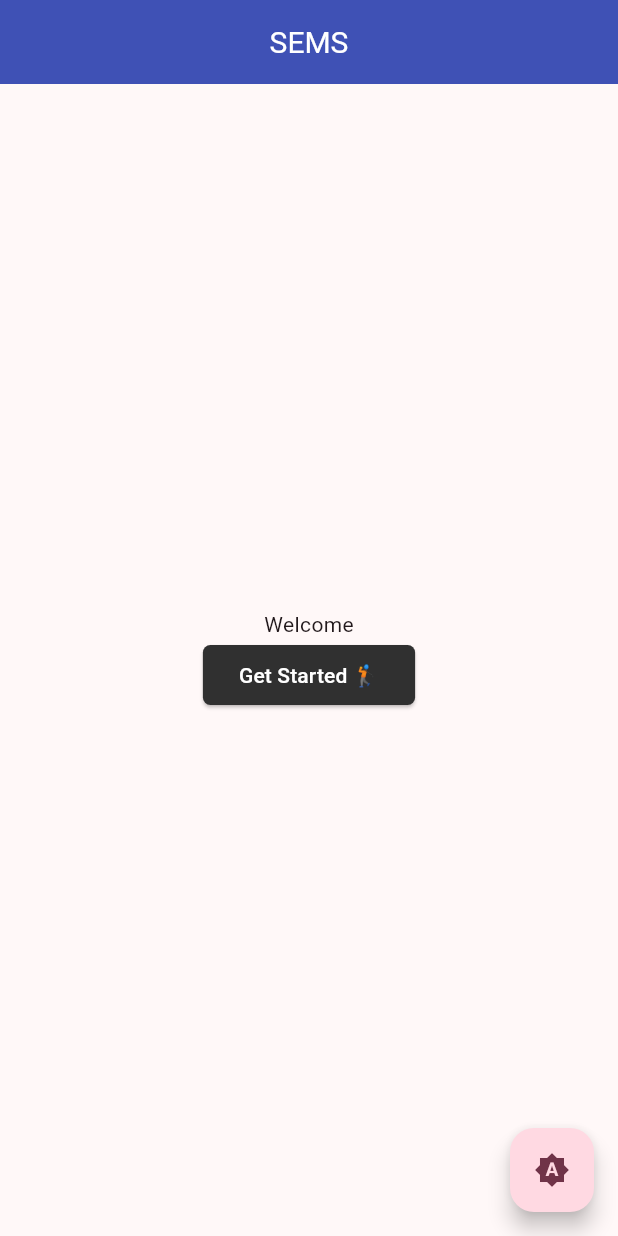
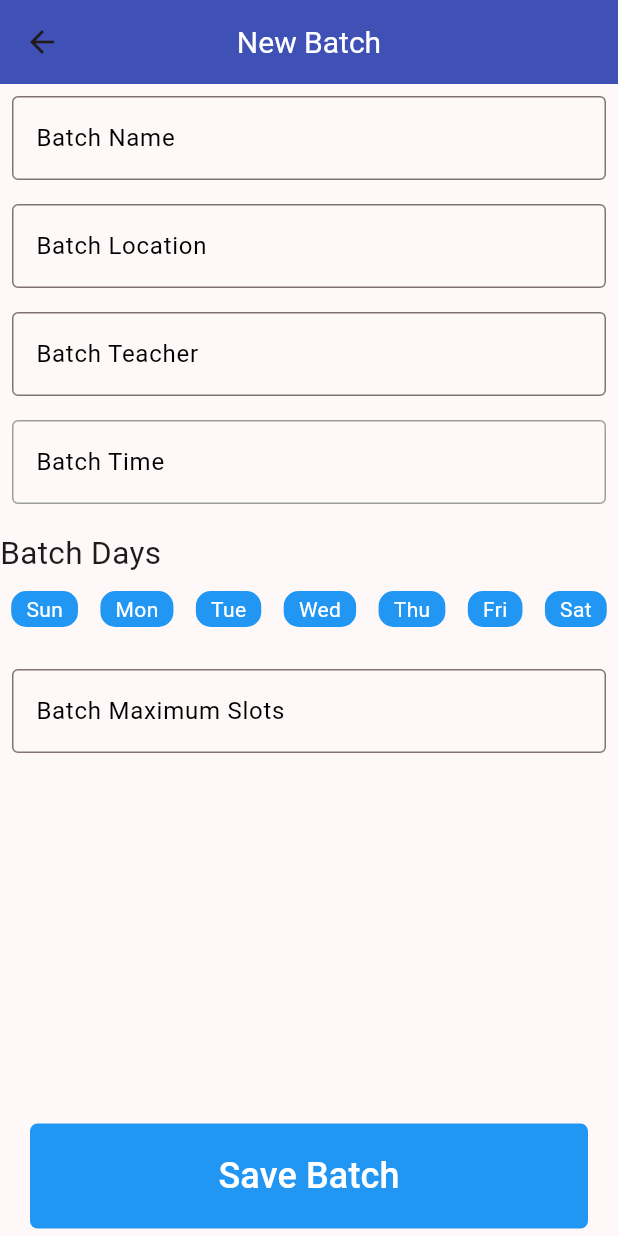
Before and after one commit to Mukul7494/AcadSys, a Flutter app: the screen it shows after launch, on a phone screen of 412 x 824 dp. Run offline on Flutter 3.47's test engine with Material 3 defaults, Android fonts, the phone set to English and light mode, and no system bars; our stand-ins replace cloud_firestore, convex_bottom_bar, equatable, firebase_auth, firebase_core, flutter_bloc and 5 more; accounts and stored records are empty.

Commit message:
Batches ui created

```diff
--- a/lib/core/constants/router.dart
+++ b/lib/core/constants/router.dart
@@ -1,4 +1,6 @@
 import 'dart:async';
+import 'package:acadsys/features/batches/batches_list.dart';
+import 'package:acadsys/features/batches/new_batch.dart';
 import 'package:acadsys/features/students/profile.dart';
 import 'package:acadsys/features/teachers/teachers_list.dart';
 import 'package:flutter/material.dart';
@@ -21,7 +23,14 @@ import '../../features/teachers/teacher_home.dart';
 import '../bloc/auth_bloc.dart';
 import '../bloc/user_bloc.dart';
 
+//steps for routing
+
+//1. register name in Routes enum
+//2. create the path in RouteExtension
+//3. add the file to the GoRoute
+
 // Routes names
+
 enum Routes {
   welcome,
   roleSelection,
@@ -41,8 +50,10 @@ enum Routes {
   scanner,
   social,
   test,
+  batchList,
+  newBatch,
+
   notFound
-
 }
 
 // Routes paths
@@ -85,24 +96,33 @@ extension RouteExtension on Routes {
         return '/attendance';
       case Routes.courses:
         return '/courses';
+
+      case Routes.batchList:
+        return '/batch-list';
+
+      case Routes.newBatch:
+        return '/new-batch';
+
+      //not found
       case Routes.notFound:
         return '/404';
+
       default:
         return '/';
-
-
     }
   }
 }
+
 class AppRouter {
   final BuildContext context;
 
   AppRouter(this.context);
 
-GoRouter get router => _goRouter;
+  GoRouter get router => _goRouter;
 
   late final GoRouter _goRouter = GoRouter(
-    initialLocation: Routes.welcome.path,
+    //here we are setting the initialLocation of the app
+    initialLocation: Routes.newBatch.path,
     routes: [
       GoRoute(
         path: Routes.welcome.path,
@@ -172,6 +192,16 @@ GoRouter get router => _goRouter;
         path: Routes.courses.path,
         builder: (context, state) => const AddCoursesPage(),
       ),
+
+      GoRoute(
+        path: Routes.batchList.path,
+        builder: (context, state) => const BatchesList(),
+      ),
+      GoRoute(
+        path: Routes.newBatch.path,
+        builder: (context, state) => const NewBatch(),
+      ),
+
       // GoRoute(
       //   path: Routes.notFound.path,
       //   builder: (context, state) => const NotFoundScreen(),
@@ -233,7 +263,6 @@ GoRouter get router => _goRouter;
       }
       // If no redirects apply, return null to allow the navigation
       return null;
-
     },
     refreshListenable: GoRouterRefreshStream(
       context.read<AuthBloc>().stream,
@@ -250,7 +279,6 @@ GoRouter get router => _goRouter;
   );
 }
 
-
 class GoRouterRefreshStream extends ChangeNotifier {
   GoRouterRefreshStream(Stream<dynamic> stream) {
     notifyListeners();
@@ -259,7 +287,7 @@ class GoRouterRefreshStream extends ChangeNotifier {
         );
   }
 
-late final StreamSubscription<dynamic> _subscription;
+  late final StreamSubscription<dynamic> _subscription;
 
   @override
   void dispose() {
--- a/lib/features/auth/auth_app_bar.dart
+++ b/lib/features/auth/auth_app_bar.dart
@@ -1,10 +1,7 @@
 import 'package:flutter/material.dart';
-import 'package:go_router/go_router.dart';
-
 
 AppBar authAppBar(BuildContext context) {
   return AppBar(
     title: const Text('Authentication'),
-
   );
 }
--- /dev/null
+++ b/lib/features/batches/day_selector.dart
@@ -0,0 +1,24 @@
+import 'package:flutter/material.dart';
+
+class SelectDayCard extends StatelessWidget {
+  final String day;
+  const SelectDayCard({
+    super.key,
+    required this.day,
+  });
+
+  @override
+  Widget build(BuildContext context) {
+    return Container(
+        padding:
+            const EdgeInsets.symmetric(horizontal: 10, vertical: 2), // (5),
+        decoration: const BoxDecoration(
+          color: Colors.blue,
+          borderRadius: BorderRadius.all(Radius.circular(10)),
+        ),
+        child: Text(
+          day,
+          style: const TextStyle(color: Colors.white),
+        ));
+  }
+}
--- /dev/null
+++ b/lib/features/batches/new_batch.dart
@@ -0,0 +1,89 @@
+import 'package:acadsys/features/batches/day_selector.dart';
+import 'package:acadsys/utils/custom_textfield.dart';
+import 'package:acadsys/utils/full_space_button.dart';
+import 'package:acadsys/utils/time_picker.dart';
+import 'package:flutter/material.dart';
+import 'package:go_router/go_router.dart';
+
+class NewBatch extends StatefulWidget {
+  const NewBatch({super.key});
+
+  @override
+  State<NewBatch> createState() => _NewBatchState();
+}
+
+class _NewBatchState extends State<NewBatch> {
+  TextEditingController batchNameController = TextEditingController();
+  TextEditingController batchLocationController = TextEditingController();
+  TextEditingController batchTeacherController = TextEditingController();
+  TextEditingController batchTimeController = TextEditingController();
+  TextEditingController batchMaximumSlotsController = TextEditingController();
+
+  @override
+  Widget build(BuildContext context) {
+    return SafeArea(
+      child: Scaffold(
+        appBar: AppBar(
+          title: const Text('New Batch'),
+          leading: IconButton(
+              onPressed: () {
+                context.pop();
+              },
+              icon: const Icon(Icons.arrow_back)),
+        ),
+        body: Column(
+          crossAxisAlignment: CrossAxisAlignment.start,
+          children: [
+            CustomTextField(
+                title: 'Batch Name', controller: batchNameController),
+            CustomTextField(
+                title: 'Batch Location', controller: batchLocationController),
+            CustomTextField(
+                title: 'Batch Teacher', controller: batchTeacherController),
+            const CustomTimePicker(),
+            const SizedBox(height: 10),
+            const Text(
+              'Batch Days',
+              textScaler: TextScaler.linear(1.5),
+            ),
+            const SizedBox(height: 10),
+            const Row(
+              children: [
+                Spacer(),
+                SelectDayCard(day: 'Sun'),
+                Spacer(),
+                Spacer(),
+                SelectDayCard(day: 'Mon'),
+                Spacer(),
+                Spacer(),
+                SelectDayCard(day: 'Tue'),
+                Spacer(),
+                Spacer(),
+                SelectDayCard(day: 'Wed'),
+                Spacer(),
+                Spacer(),
+                SelectDayCard(day: 'Thu'),
+                Spacer(),
+                Spacer(),
+                SelectDayCard(day: 'Fri'),
+                Spacer(),
+                Spacer(),
+                SelectDayCard(day: 'Sat'),
+                Spacer(),
+              ],
+            ),
+            const SizedBox(height: 20),
+            CustomTextField(
+                title: 'Batch Maximum Slots',
+                controller: batchMaximumSlotsController),
+            const Spacer(),
+            FullSpaceButton(
+              onPressed: () {},
+              label: 'Save Batch',
+            ),
+          ],
+        ),
+      ),
+    );
+  }
+}
--- a/lib/features/courses/add_courses_page.dart
+++ b/lib/features/courses/add_courses_page.dart
@@ -1,5 +1,4 @@
 import 'package:acadsys/features/courses/db/course_db.dart';
-import 'package:acadsys/student/db/student_db.dart';
 import 'package:acadsys/utils/custom_textfield.dart';
 import 'package:acadsys/utils/cutom_appbar.dart';
 import 'package:acadsys/utils/full_space_button.dart';
--- a/lib/features/students/classes/classes.dart
+++ b/lib/features/students/classes/classes.dart
@@ -5,7 +5,6 @@ class ClassesScreen extends StatelessWidget {
 
   @override
   Widget build(BuildContext context) {
-    return Center(child: Text('Classes'));
-
+    return const Center(child: Text('Classes'));
   }
 }
--- a/lib/features/students/home/student_bottom_nav_bar.dart
+++ b/lib/features/students/home/student_bottom_nav_bar.dart
@@ -1,10 +1,8 @@
 import 'package:acadsys/core/constants/router.dart';
-import 'package:acadsys/core/utils/snacbar_helper.dart';
 import 'package:convex_bottom_bar/convex_bottom_bar.dart';
 import 'package:flutter/material.dart';
 import 'package:flutter_bloc/flutter_bloc.dart';
 import 'package:go_router/go_router.dart';
-import '../../../shared/theme/theme_toggle_button.dart';
 import '../../social/social.dart';
 import '../classes/classes.dart';
 import '../scanner/scanner.dart';
--- a/lib/features/students/home/student_home.dart
+++ b/lib/features/students/home/student_home.dart
@@ -5,7 +5,7 @@ class StudentHome extends StatelessWidget {
 
   @override
   Widget build(BuildContext context) {
-    return Center(
+    return const Center(
       child: Text('Student Home'),
     );
   }
--- a/lib/main.dart
+++ b/lib/main.dart
@@ -16,12 +16,10 @@ const _title = 'SEMS';
 Future<void> main() async {
   WidgetsFlutterBinding.ensureInitialized();
   await Firebase.initializeApp(
-
     options: DefaultFirebaseOptions.currentPlatform,
   );
   await Hive.initFlutter();
   await Hive.openBox('userBox');
-
 
   runApp(MultiBlocProvider(
     providers: [
--- a/lib/utils/custom_textfield.dart
+++ b/lib/utils/custom_textfield.dart
@@ -6,12 +6,14 @@ class CustomTextField extends StatelessWidget {
   final TextEditingController controller;
   final bool? isNumeric;
   final bool? isMobile;
+  final bool? isDisabled;
   const CustomTextField({
     super.key,
     required this.title,
     required this.controller,
     this.isNumeric = false,
     this.isMobile = false,
+    this.isDisabled = false,
   });
 
   @override
@@ -19,6 +21,8 @@ class CustomTextField extends StatelessWidget {
     return Padding(
       padding: const EdgeInsets.all(8.0),
       child: TextFormField(
+        style: const TextStyle(color: Colors.black),
+        enabled: !isDisabled!,
         validator: (value) {
           if (value == null || value.isEmpty) {
             return 'Please enter $title';
@@ -36,7 +40,14 @@ class CustomTextField extends StatelessWidget {
         ],
         decoration: InputDecoration(
           labelText: title,
+
+          labelStyle: const TextStyle(color: Colors.black),
           border: const OutlineInputBorder(),
+          disabledBorder: const OutlineInputBorder(
+            borderSide: BorderSide(color: Colors.grey),
+          ),
+
+          // disabledBorder: const OutlineInputBorder(),
         ),
       ),
     );
--- a/lib/utils/full_space_button.dart
+++ b/lib/utils/full_space_button.dart
@@ -2,7 +2,8 @@ import 'package:flutter/material.dart';
 
 class FullSpaceButton extends StatelessWidget {
   final VoidCallback onPressed;
-  const FullSpaceButton({super.key, required this.onPressed});
+  final String? label;
+  const FullSpaceButton({super.key, required this.onPressed, this.label});
 
   @override
   Widget build(BuildContext context) {
@@ -18,9 +19,9 @@ class FullSpaceButton extends StatelessWidget {
       child: Center(
         child: TextButton(
           onPressed: onPressed,
-          child: const Text(
-            'Submit',
-            style: TextStyle(
+          child: Text(
+            label ?? 'Submit',
+            style: const TextStyle(
               color: Colors.white,
               fontSize: 24,
             ),
--- /dev/null
+++ b/lib/utils/time_picker.dart
@@ -0,0 +1,62 @@
+import 'package:acadsys/utils/custom_textfield.dart';
+import 'package:flutter/material.dart';
+
+class CustomTimePicker extends StatefulWidget {
+  const CustomTimePicker({super.key});
+
+  @override
+  State<CustomTimePicker> createState() => _CustomTimePickerState();
+}
+
+class _CustomTimePickerState extends State<CustomTimePicker> {
+  TextEditingController timeController = TextEditingController();
+
+  TimeOfDay _selectedTime = TimeOfDay.now();
+
+  Future<void> _selectTime(BuildContext context) async {
+    final TimeOfDay? pickedTime = await showTimePicker(
+      context: context,
+      initialTime: _selectedTime,
+    );
+
+    if (pickedTime != null && pickedTime != _selectedTime) {
+      setState(() {
+        _selectedTime = pickedTime;
+        timeController.text = _selectedTime.format(context);
+      });
+    }
+  }
+
+  @override
+  Widget build(BuildContext context) {
+    return InkWell(
+      onTap: () => _selectTime(context),
+      child: CustomTextField(
+        title: 'Batch Time',
+        controller: timeController,
+        isDisabled: true,
+      ),
+    );
+    // Scaffold(
+    //   appBar: AppBar(
+    //     title: const Text('Time Picker Demo'),
+    //   ),
+    //   body: Center(
+    //     child: Column(
+    //       mainAxisAlignment: MainAxisAlignment.center,
+    //       children: <Widget>[
+    //         Text(
+    //           'Selected Time: ${_selectedTime.format(context)}',
+    //           style: const TextStyle(fontSize: 24),
+    //         ),
+    //         const SizedBox(height: 20),
+    //         ElevatedButton(
+    //           onPressed: () => _selectTime(context),
+    //           child: const Text('Select Time'),
+    //         ),
+    //       ],
+    //     ),
+    //   ),
+    // );
+  }
+}
```
Also changed, not shown: lib/core/bloc/auth_bloc.dart (+6 -2 lines), lib/features/admin/admin_drawer.dart (+4 -20 lines), lib/features/auth/login.dart (+4 -6 lines), lib/features/batches/batch_card.dart (added, +51 -0 lines), lib/features/batches/batches_list.dart (added, +68 -0 lines), lib/core/bloc/user_bloc.dart (line endings or trailing spaces).
